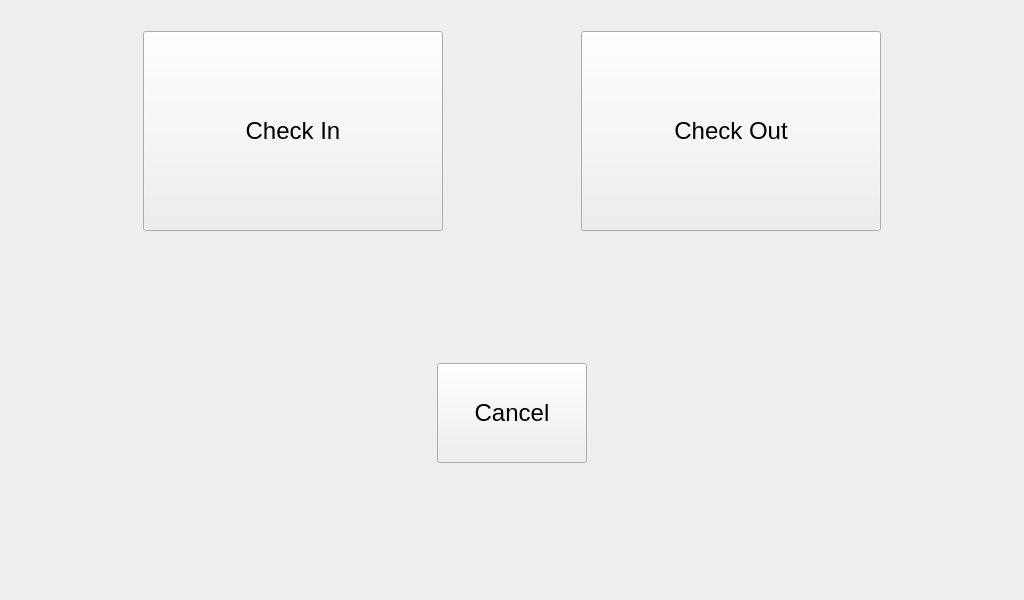
Before: the Qt Designer form InOutWidget.ui in washide/TimeTrack4237, drawn with Qt 5.
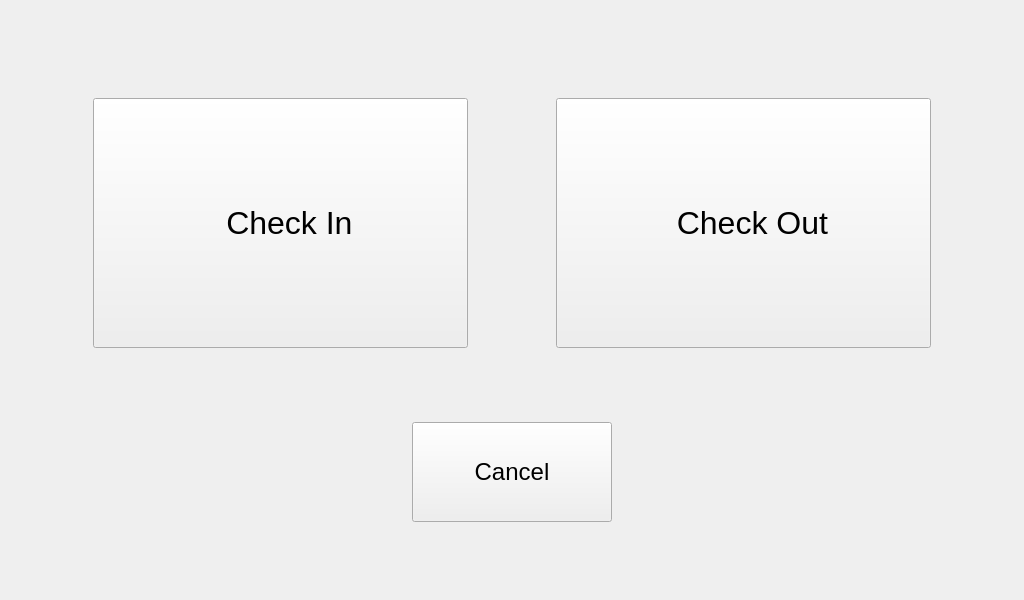
After: the same form once the commit is applied. Icons and pictures are not drawn.

Commit message: Changed formatting of both widgets to look better on the kiosk screen

```diff
--- a/InOutWidget.ui
+++ b/InOutWidget.ui
@@ -27,6 +27,19 @@
      </property>
     </widget>
    </item>
+   <item>
+    <spacer name="verticalSpacer_3">
+     <property name="orientation">
+      <enum>Qt::Vertical</enum>
+     </property>
+     <property name="sizeHint" stdset="0">
+      <size>
+       <width>20</width>
+       <height>40</height>
+      </size>
+     </property>
+    </spacer>
+   </item>
    <item>
     <layout class="QHBoxLayout" name="horizontalLayout">
      <item>
@@ -52,19 +65,19 @@
        </property>
        <property name="minimumSize">
         <size>
-         <width>300</width>
-         <height>200</height>
+         <width>375</width>
+         <height>250</height>
         </size>
        </property>
        <property name="font">
         <font>
-         <pointsize>18</pointsize>
+         <pointsize>24</pointsize>
          <weight>50</weight>
          <bold>false</bold>
         </font>
        </property>
        <property name="text">
-        <string>Check In</string>
+        <string>  Check In</string>
        </property>
        <property name="icon">
         <iconset>
@@ -72,8 +85,8 @@
        </property>
        <property name="iconSize">
         <size>
-         <width>32</width>
-         <height>32</height>
+         <width>48</width>
+         <height>48</height>
         </size>
        </property>
       </widget>
@@ -95,19 +108,19 @@
       <widget class="QPushButton" name="checkoutButton">
        <property name="minimumSize">
         <size>
-         <width>300</width>
-         <height>200</height>
+         <width>375</width>
+         <height>250</height>
         </size>
        </property>
        <property name="font">
         <font>
-         <pointsize>18</pointsize>
+         <pointsize>24</pointsize>
          <weight>50</weight>
          <bold>false</bold>
         </font>
        </property>
        <property name="text">
-        <string>Check Out</string>
+        <string>  Check Out</string>
        </property>
        <property name="icon">
         <iconset>
@@ -115,8 +128,8 @@
        </property>
        <property name="iconSize">
         <size>
-         <width>32</width>
-         <height>32</height>
+         <width>48</width>
+         <height>48</height>
         </size>
        </property>
       </widget>
@@ -153,7 +166,7 @@
     <widget class="QPushButton" name="cancelButton">
      <property name="minimumSize">
       <size>
-       <width>150</width>
+       <width>200</width>
        <height>100</height>
       </size>
      </property>
```
The commit also changes 3 other files.
